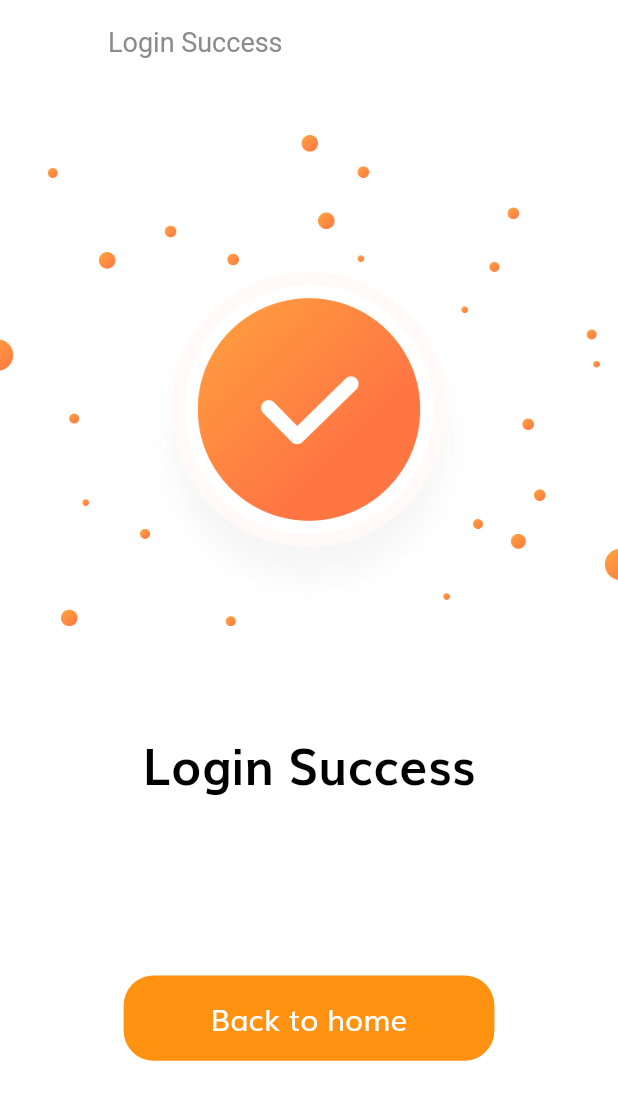
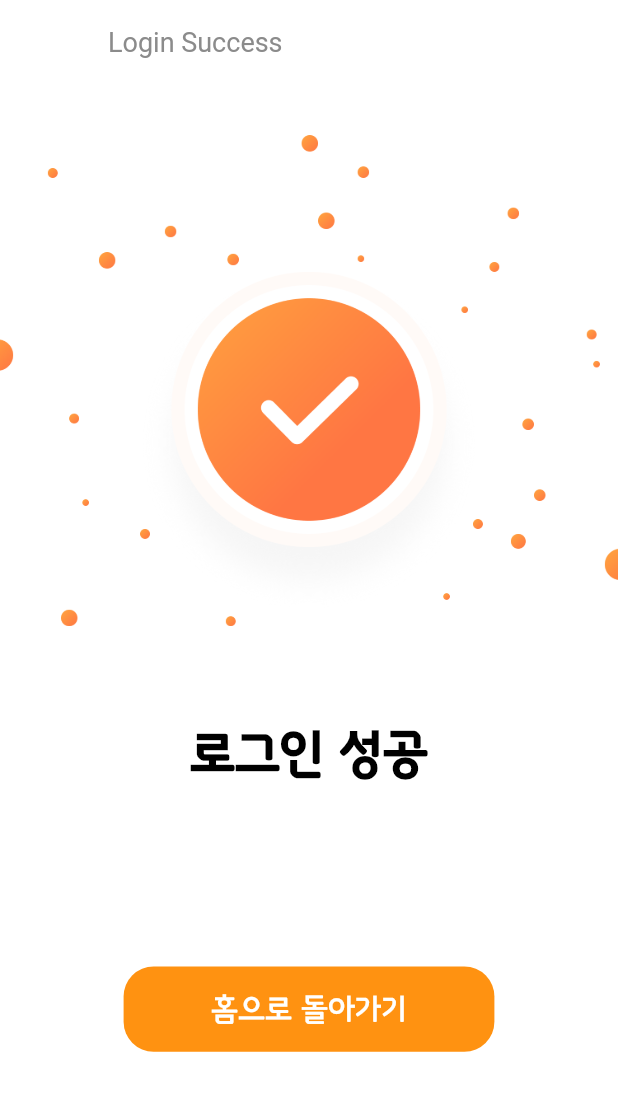
Before and after one commit to Double-Ddong/Double-Frontend, a Flutter app: the LoginSuccessScreen screen opened by its route, on a phone screen of 412 x 824 dp. Shown: the top 1100 px of the screen. Run offline on Flutter 3.47's test engine with Material 2 defaults, Android fonts, the phone set to English and light mode, and no system bars; our stand-ins replace flutter_svg.

Commit message:
수정 : 로그인 성공, 홈으로 돌아가기

```diff
--- a/lib/screens/login_success/components/body.dart
+++ b/lib/screens/login_success/components/body.dart
@@ -8,14 +8,15 @@ class Body extends StatelessWidget {
   Widget build(BuildContext context) {
     return Column(
       children: [
-        SizedBox(height: SizeConfig.screenHeight * 0.04),
+        SizedBox(height: SizeConfig.screenHeight * 0.04,
+            width : 500),
         Image.asset(
           "assets/images/success.png",
           height: SizeConfig.screenHeight * 0.4, //40%
         ),
         SizedBox(height: SizeConfig.screenHeight * 0.08),
         Text(
-          "Login Success",
+          "로그인 성공",
           style: TextStyle(
             fontSize: getProportionateScreenWidth(30),
             fontWeight: FontWeight.bold,
@@ -26,7 +27,7 @@ class Body extends StatelessWidget {
         SizedBox(
           width: SizeConfig.screenWidth * 0.6,
           child: DefaultButton(
-            text: "Back to home",
+            text: "홈으로 돌아가기",
             press: () {
               Navigator.pushNamed(context, HomeScreen.routeName);
             },
--- a/lib/theme.dart
+++ b/lib/theme.dart
@@ -5,7 +5,7 @@ import 'constants.dart';
 ThemeData theme() {
   return ThemeData(
     scaffoldBackgroundColor: Colors.white,
-    fontFamily: "Muli",
+    fontFamily: "godo",
     appBarTheme: appBarTheme(),
     textTheme: textTheme(),
     inputDecorationTheme: inputDecorationTheme(),
```
